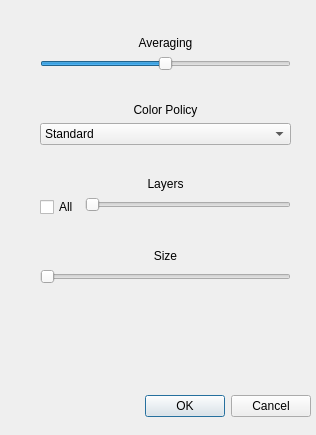
Old version of the form Windows/UI_files/PerfOptions.ui in the repository LemurPwned/VISM.
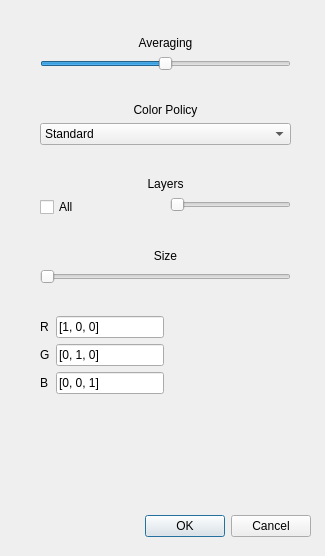
New version of the form.

The edit to the form file:
```diff
--- a/Windows/UI_files/PerfOptions.ui
+++ b/Windows/UI_files/PerfOptions.ui
@@ -6,8 +6,8 @@
    <rect>
     <x>0</x>
     <y>0</y>
-    <width>316</width>
-    <height>435</height>
+    <width>325</width>
+    <height>556</height>
    </rect>
   </property>
   <property name="windowTitle">
@@ -17,7 +17,7 @@
    <property name="geometry">
     <rect>
      <x>-30</x>
-     <y>390</y>
+     <y>510</y>
      <width>341</width>
      <height>32</height>
     </rect>
@@ -35,7 +35,7 @@
      <x>40</x>
      <y>10</y>
      <width>251</width>
-     <height>371</height>
+     <height>463</height>
     </rect>
    </property>
    <layout class="QFormLayout" name="formLayout">
@@ -201,6 +201,55 @@
       </property>
      </spacer>
     </item>
+    <item row="14" column="0">
+     <layout class="QFormLayout" name="formLayout_2">
+      <property name="fieldGrowthPolicy">
+       <enum>QFormLayout::AllNonFixedFieldsGrow</enum>
+      </property>
+      <item row="0" column="0">
+       <widget class="QLabel" name="label_5">
+        <property name="text">
+         <string>R</string>
+        </property>
+       </widget>
+      </item>
+      <item row="0" column="1">
+       <widget class="QLineEdit" name="lineEdit">
+        <property name="text">
+         <string>[1, 0, 0]</string>
+        </property>
+       </widget>
+      </item>
+      <item row="1" column="1">
+       <widget class="QLineEdit" name="lineEdit_2">
+        <property name="text">
+         <string>[0, 1, 0]</string>
+        </property>
+       </widget>
+      </item>
+      <item row="1" column="0">
+       <widget class="QLabel" name="label_6">
+        <property name="text">
+         <string>G</string>
+        </property>
+       </widget>
+      </item>
+      <item row="2" column="0">
+       <widget class="QLabel" name="label_7">
+        <property name="text">
+         <string>B</string>
+        </property>
+       </widget>
+      </item>
+      <item row="2" column="1">
+       <widget class="QLineEdit" name="lineEdit_3">
+        <property name="text">
+         <string>[0, 0, 1]</string>
+        </property>
+       </widget>
+      </item>
+     </layout>
+    </item>
    </layout>
   </widget>
  </widget>
```
